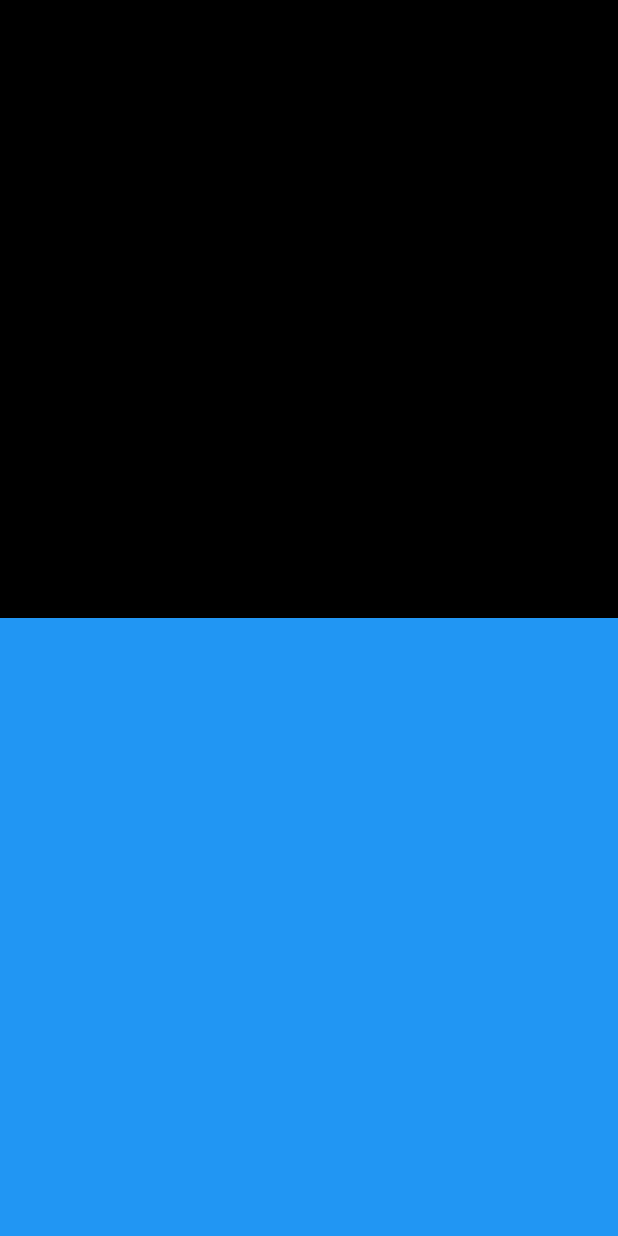
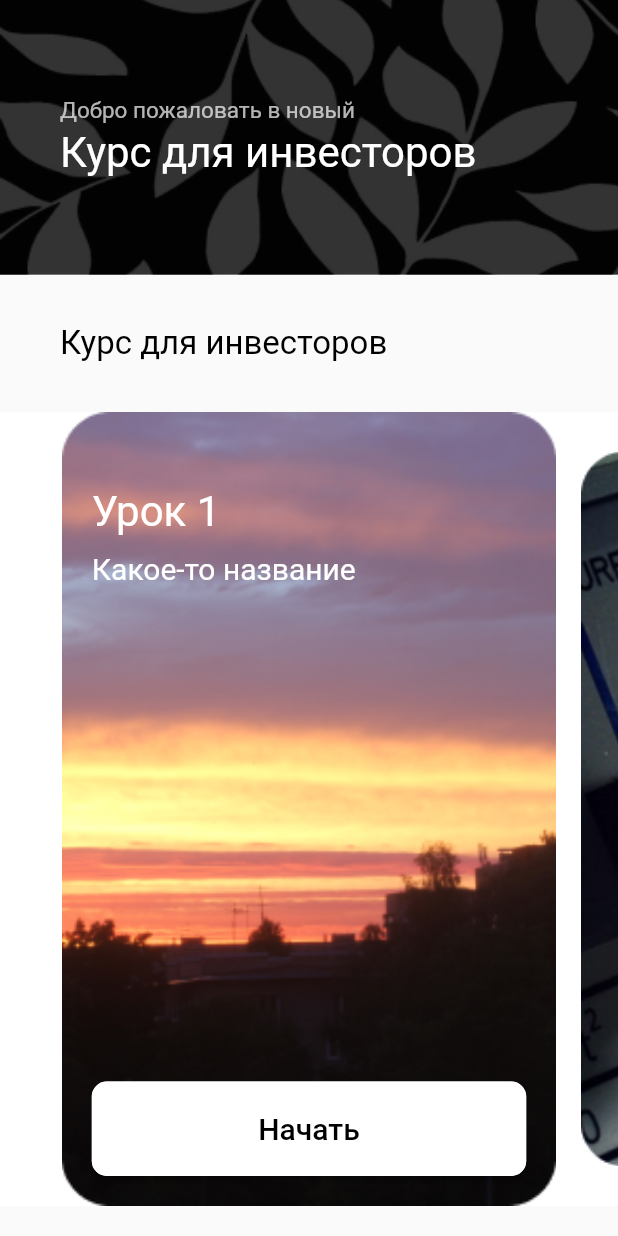
Before and after one commit to andreidevo/FlutterApp, a Flutter app: the screen it shows after launch, on a phone screen of 412 x 824 dp. Run offline on Flutter 3.47's test engine with Material 2 defaults, Android fonts, the phone set to English and light mode, and no system bars; our stand-ins replace flutter_swiper, liquid_swipe.

Commit message:
now good for styles. I will do it

```diff
--- a/lib/pages/HomeScreen.dart
+++ b/lib/pages/HomeScreen.dart
@@ -2,9 +2,13 @@ import 'dart:math';
 
 import 'package:flutter/cupertino.dart';
 import 'package:flutter/material.dart';
-
+import 'package:flutter_swiper/flutter_swiper.dart';
 
 class HomeScreen extends StatelessWidget {
+
+  var images = ['assets/image1.png','assets/image2.png'];
+  var freeTitles = ['Урок 1', 'Урок 2'];
+
   @override
   Widget build(BuildContext context) {
     return Scaffold(
@@ -16,12 +20,137 @@ class HomeScreen extends StatelessWidget {
             child: Column(
               children: [
                 Expanded(
+                  flex: 2,
+
+                  child: Container(
+                      width: double.infinity,
+                      child:
+                      Column(
+                        crossAxisAlignment: CrossAxisAlignment.start,
+                        mainAxisAlignment: MainAxisAlignment.center,
+                        children: [
+                        Row(
+                          children: [
+                            SizedBox(width: 40,),
+                            Column(
+                              crossAxisAlignment: CrossAxisAlignment.start,
+                              children: [
+                                Text(
+                                    "Добро пожаловать в новый",
+                                    style: TextStyle(fontSize: 15, color: Colors.white70) ),
+                                SizedBox(height: 3),
+                                Text(
+                                    "Курс для инвесторов",
+                                    style: TextStyle(fontSize: 28, color: Colors.white)),
+                              ],
+                            )
+                          ],
+                        ),
+                      ],),
+
+                      decoration: BoxDecoration(
+                      color: Colors.black,
+                      image: DecorationImage(
+                        image: AssetImage('assets/upper.png'),
+                        fit: BoxFit.cover),
+                      )
+                    ),
+                  ),
+                Expanded(
                   flex: 1,
-                  child: Container(color: Colors.black,),
+                  child: Align(
+                    alignment: Alignment.centerLeft,
+                    child: Row(
+                      children: [
+                        SizedBox(width: 40,),
+                        Text(
+                            "Курс для инвесторов",
+                            style: TextStyle(fontSize: 22, color: Colors.black)),
+                      ],
+                    ),
+                  ),
                 ),
                 Expanded(
-                  flex: 1,
-                  child: Container(color: Colors.blue,),
+                  flex: 6,
+                  child: Container(
+                    margin: EdgeInsets.fromLTRB(0, 0, 0, 20),
+                    color: Colors.white,
+                    child: Swiper.children(
+                      children: [
+                        Container(
+                            decoration: BoxDecoration(
+                                image: DecorationImage(
+                                    image:  AssetImage(images[0]),
+                                    fit: BoxFit.fill))
+                        ,
+                          child: Stack(
+                            children: [
+                              Container(
+                                width: double.infinity,
+                                child: Row(
+
+                                  children: [
+                                    SizedBox(width: 20),
+                                    Column(
+                                      crossAxisAlignment: CrossAxisAlignment.start,
+                                      children: [
+                                        SizedBox(height: 50,),
+                                        Text(
+                                            freeTitles[0].toString(),
+                                            style: TextStyle(fontSize: 28, color: Colors.white)),
+                                        SizedBox(height: 10,),
+                                        Text(
+                                            "Какое-то название",
+                                            style: TextStyle(fontSize: 20, color: Colors.white)),
+
+                                      ],
+
+                                    ),
+                                  ],
+                                ),
+                              ),
+                              Positioned.fill(
+                                child: Align(
+                                  alignment: Alignment.bottomCenter,
+                                  child: Container(
+                                    margin: EdgeInsets.fromLTRB(20, 0, 20, 20),
+                                    child: SizedBox(
+
+                                      width: double.infinity,
+                                      child: RaisedButton(
+                                        onPressed: (){},
+                                        color: Colors.white,
+                                        shape: RoundedRectangleBorder(
+                                            borderRadius: BorderRadius.circular(10.0),
+                                            side: BorderSide(color: Colors.white)
+                                        ),
+                                        child: Container(
+                                          margin: EdgeInsets.fromLTRB(0, 20,0 , 20),
+                                          child: Text("Начать",
+                                              style: TextStyle(fontSize: 20, color: Colors.black)),
+                                        ),
+                                      ),
+                                    ),
+                                  ),
+                                ),
+                              )
+                            ],
+                          ),
+                        ),
+
+                        Container(
+                            decoration: BoxDecoration(
+                                image: DecorationImage(
+                                    image:  AssetImage(images[1]),
+                                    fit: BoxFit.fill)))
+
+
+                      ],
+                      loop: false,
+                      viewportFraction: 0.8,
+                      scale: 0.9,
+                    )
+                  ),
                 )
               ],
             ),
@@ -30,3 +159,11 @@ class HomeScreen extends StatelessWidget {
     );
   }
 }
+
+
+//),
+//
+//child: Row(
+//children: [
+//SizedBox(width: 20,),
+//
```
Also changed, not shown: pubspec.yaml (+4 -3 lines), assets/image1.png (added), assets/image2.png (added), assets/upper.png (added), fonts/Roboto-Black.ttf (added), fonts/Roboto-BlackItalic.ttf (added), fonts/Roboto-Bold.ttf (added), fonts/Roboto-BoldItalic.ttf (added), fonts/Roboto-Italic.ttf (added), fonts/Roboto-Light.ttf (added), fonts/Roboto-LightItalic.ttf (added), fonts/Roboto-Medium.ttf (added), fonts/Roboto-MediumItalic.ttf (added), fonts/Roboto-Regular.ttf (added), 3 more files.
